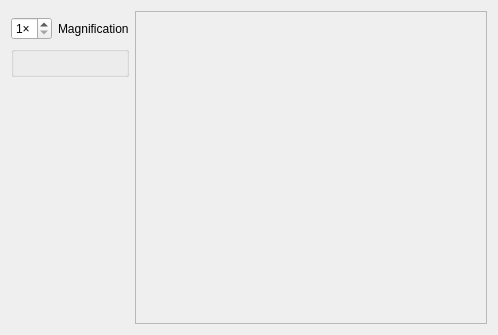
Old version of the form Libretro/mgba/src/platform/qt/MapView.ui in the repository kiddreads/Avalon-copy2.
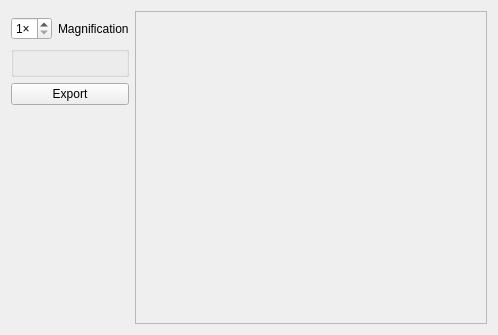
New version of the form. Custom widgets are drawn as their Qt base class.

Commit message: Qt: Add map export

```diff
--- a/Libretro/mgba/src/platform/qt/MapView.ui
+++ b/Libretro/mgba/src/platform/qt/MapView.ui
@@ -14,7 +14,10 @@
    <string>Maps</string>
   </property>
   <layout class="QGridLayout" name="gridLayout">
-   <item row="0" column="1" rowspan="4">
+   <item row="0" column="0">
+    <layout class="QVBoxLayout" name="bgLayout"/>
+   </item>
+   <item row="0" column="1" rowspan="5">
     <widget class="QScrollArea" name="scrollArea">
      <property name="widgetResizable">
       <bool>true</bool>
@@ -71,7 +74,7 @@
    <item row="2" column="0">
     <widget class="QGBA::AssetTile" name="tile"/>
    </item>
-   <item row="3" column="0">
+   <item row="4" column="0">
     <spacer name="verticalSpacer">
      <property name="orientation">
       <enum>Qt::Vertical</enum>
@@ -114,8 +117,12 @@
      </item>
     </layout>
    </item>
-   <item row="0" column="0">
-    <layout class="QVBoxLayout" name="bgLayout"/>
+   <item row="3" column="0">
+    <widget class="QPushButton" name="exportButton">
+     <property name="text">
+      <string>Export</string>
+     </property>
+    </widget>
    </item>
   </layout>
  </widget>
```
The commit also changes 2 other files.
